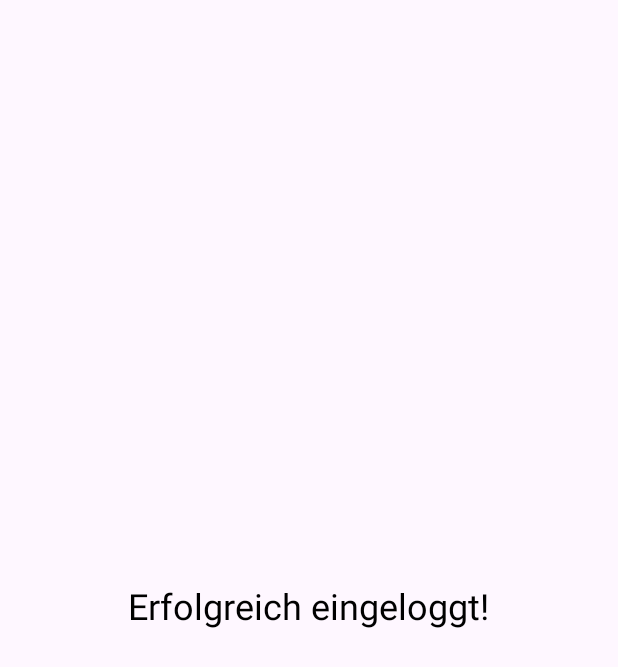
After one commit to SpookyDE/SipScore5, an Android app: the AppActivity screen opened directly, with no data from a screen before it, on a phone screen of 412 x 824 dp. The commit adds this screen. Shown: the top 667 px of the screen. Run offline under Robolectric (Android 15) with nearby library versions, the light colour scheme and no system bars.

Commit message:
login and registration

```diff
--- a/app/src/main/AndroidManifest.xml
+++ b/app/src/main/AndroidManifest.xml
@@ -23,5 +23,6 @@
         </activity>
         <activity android:name=".LoginActivity" />
         <activity android:name=".RegistrationActivity" />
+        <activity android:name=".AppActivity" />
     </application>
 </manifest>
--- /dev/null
+++ b/app/src/main/java/com/sweng/sipscore5/AppActivity.kt
@@ -0,0 +1,12 @@
+package com.sweng.sipscore5
+
+import android.os.Bundle
+import androidx.appcompat.app.AppCompatActivity
+
+class AppActivity : AppCompatActivity() {
+
+    override fun onCreate(savedInstanceState: Bundle?) {
+        super.onCreate(savedInstanceState)
+        setContentView(R.layout.activity_app)
+    }
+}
--- a/app/src/main/java/com/sweng/sipscore5/models/Drink.kt
+++ b/app/src/main/java/com/sweng/sipscore5/models/Drink.kt
@@ -1,3 +1,3 @@
 package com.sweng.sipscore5.models
 
-data class Drink(val id: Int, val name: String, val category: String, val rating: Int)
+data class Drink(val name: String, val category: String, val rating: Int)
--- a/app/src/main/java/com/sweng/sipscore5/models/User.kt
+++ b/app/src/main/java/com/sweng/sipscore5/models/User.kt
@@ -1,3 +1,3 @@
 package com.sweng.sipscore5.models
 
-data class User(val id: Int, val username: String, val password: String)
+data class User(val username: String, val password: String)
--- /dev/null
+++ b/app/src/main/res/layout/activity_app.xml
@@ -0,0 +1,16 @@
+<?xml version="1.0" encoding="utf-8"?>
+<LinearLayout xmlns:android="http://schemas.android.com/apk/res/android"
+    android:layout_width="match_parent"
+    android:layout_height="match_parent"
+    android:orientation="vertical"
+    android:gravity="center">
+
+    <TextView
+        android:layout_width="wrap_content"
+        android:layout_height="wrap_content"
+        android:text="@string/login_success"
+        android:textSize="24sp"
+        android:textColor="@android:color/black"
+        android:layout_marginBottom="16dp"/>
+
+</LinearLayout>
--- a/app/src/main/res/values/strings.xml
+++ b/app/src/main/res/values/strings.xml
@@ -4,4 +4,5 @@
     <string name="login">Einloggen</string>
     <string name="username">Benutzername</string>
     <string name="password">Passwort</string>
+    <string name="login_success">Erfolgreich eingeloggt!</string>
 </resources>
```
Also changed, not shown: app/src/main/java/com/sweng/sipscore5/LoginActivity.kt (+30 -0 lines), app/src/main/java/com/sweng/sipscore5/RegistrationActivity.kt (+8 -2 lines), app/src/main/java/com/sweng/sipscore5/services/DatabaseService.kt (+56 -5 lines).
